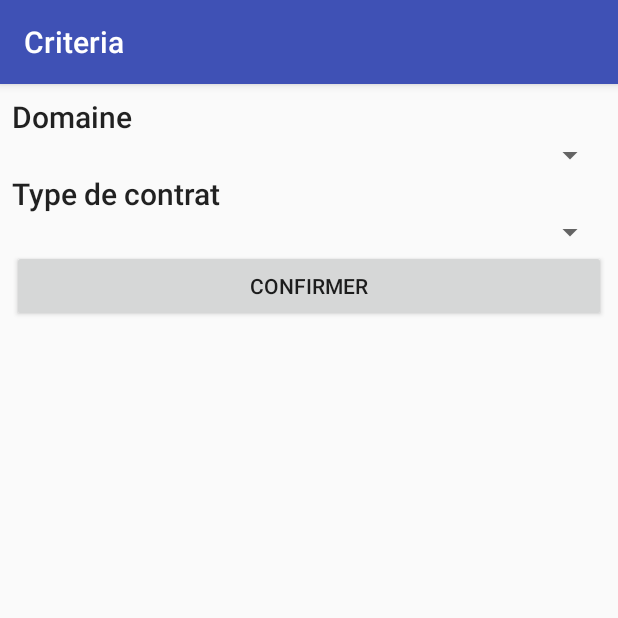
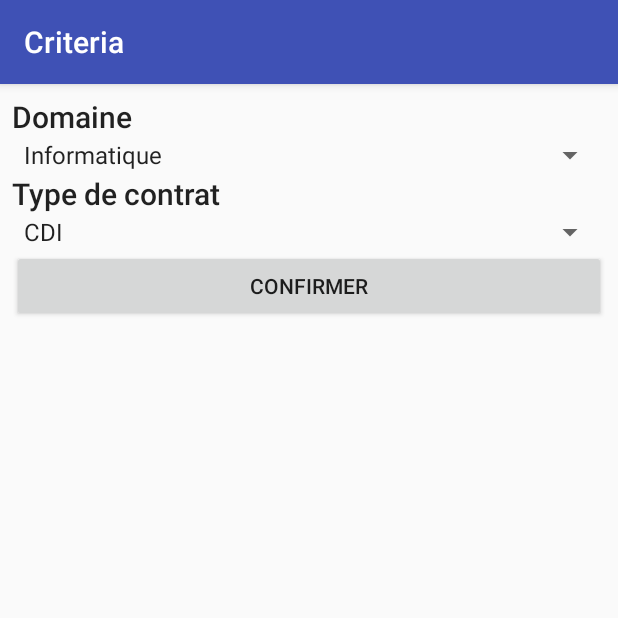
Before and after one commit to florianhirson/JobberMeister, an Android app: the RegisterCriteriaActivity screen opened directly, with no data from a screen before it, on a phone screen of 412 x 824 dp, the top half of it. Run offline under Robolectric (Android 15) with nearby library versions, the phone set to English and light mode, and no system bars.

Commit message:
Dorénavant il est nécessaire de remplir les champs pour continuer

```diff
--- a/app/src/main/java/fr/hirsonf/jobbermeister/RegisterCredentialsActivity.java
+++ b/app/src/main/java/fr/hirsonf/jobbermeister/RegisterCredentialsActivity.java
@@ -1,12 +1,18 @@
 package fr.hirsonf.jobbermeister;
 
 import android.content.Intent;
+import android.support.design.widget.TextInputEditText;
+import android.support.design.widget.TextInputLayout;
 import android.support.v7.app.AppCompatActivity;
 import android.os.Bundle;
 import android.view.View;
 import android.widget.Button;
+import android.widget.EditText;
 
 public class RegisterCredentialsActivity extends AppCompatActivity {
+
+    EditText mail;
+    TextInputEditText password;
 
     @Override
     protected void onCreate(Bundle savedInstanceState) {
@@ -14,12 +20,23 @@ public class RegisterCredentialsActivity extends AppCompatActivity {
         setContentView(R.layout.activity_register_credentials);
 
         Button b = (Button) findViewById(R.id.b_next);
+        mail = (EditText) findViewById(R.id.editTextEmail);
+        password = (TextInputEditText) findViewById(R.id.editTextPassword);
 
         b.setOnClickListener(new View.OnClickListener() {
             @Override
             public void onClick(View v) {
-                Intent homepage = new Intent(RegisterCredentialsActivity.this, RegisterProfileActivity.class);
-                startActivity(homepage);
+                if(mail.getText().toString().trim().equals(""))
+                    mail.setError("Veuillez entrer le mail");
+
+                if(password.getText().toString().trim().equals(""))
+                    password.setError("Veuillez entrer le mdp");
+
+                if(!mail.getText().toString().trim().equals("") && !password.getText().toString().trim().equals("")) {
+                    Intent homepage = new Intent(RegisterCredentialsActivity.this, RegisterProfileActivity.class);
+                    startActivity(homepage);
+                }
+
             }
         });
     }
--- a/app/src/main/java/fr/hirsonf/jobbermeister/RegisterCriteriaActivity.java
+++ b/app/src/main/java/fr/hirsonf/jobbermeister/RegisterCriteriaActivity.java
@@ -4,7 +4,9 @@ import android.content.Intent;
 import android.os.Bundle;
 import android.support.v7.app.AppCompatActivity;
 import android.view.View;
+import android.widget.ArrayAdapter;
 import android.widget.Button;
+import android.widget.Spinner;
 
 /**
  * Created by flohi on 25/10/2017.
@@ -16,6 +18,20 @@ public class RegisterCriteriaActivity extends AppCompatActivity {
     protected void onCreate(Bundle savedInstanceState) {
         super.onCreate(savedInstanceState);
         setContentView(R.layout.activity_register_criteria);
+
+        Spinner spDomain = (Spinner) findViewById(R.id.spinnerDomain);
+        ArrayAdapter<String> spDomainArrayAdapter = new ArrayAdapter<>
+                (this, android.R.layout.simple_spinner_item, getResources().getStringArray(R.array.domains)); //selected item will look like a spinner set from XML
+        spDomainArrayAdapter.setDropDownViewResource(android.R.layout
+                .simple_spinner_dropdown_item);
+        spDomain.setAdapter(spDomainArrayAdapter);
+
+        Spinner spType = (Spinner) findViewById(R.id.spinnerContracts);
+        ArrayAdapter<String> spTypeArrayAdapter = new ArrayAdapter<>
+                (this, android.R.layout.simple_spinner_item, getResources().getStringArray(R.array.contracts)); //selected item will look like a spinner set from XML
+        spTypeArrayAdapter.setDropDownViewResource(android.R.layout
+                .simple_spinner_dropdown_item);
+        spType.setAdapter(spTypeArrayAdapter);
 
         Button b = (Button) findViewById(R.id.b_next);
 
--- a/app/src/main/res/layout/activity_register_credentials.xml
+++ b/app/src/main/res/layout/activity_register_credentials.xml
@@ -30,13 +30,13 @@
         android:textAppearance="@style/TextAppearance.AppCompat.Title"/>
 
     <android.support.design.widget.TextInputLayout
-        android:id="@+id/editTextPassword"
         android:layout_width="match_parent"
         android:layout_height="wrap_content"
         app:passwordToggleEnabled="true"
         >
 
         <android.support.design.widget.TextInputEditText
+            android:id="@+id/editTextPassword"
             android:layout_width="match_parent"
             android:layout_height="wrap_content"
             android:inputType="textPassword"
--- a/app/src/main/res/layout/activity_register_criteria.xml
+++ b/app/src/main/res/layout/activity_register_criteria.xml
@@ -28,7 +28,7 @@
         android:textAppearance="@style/TextAppearance.AppCompat.Title" />
 
     <Spinner
-        android:id="@+id/spinnerTupe"
+        android:id="@+id/spinnerContracts"
         android:layout_width="match_parent"
         android:layout_height="wrap_content"
         android:hint="Choisissez un type de contrat" />
--- a/app/src/main/res/values/strings.xml
+++ b/app/src/main/res/values/strings.xml
@@ -1,3 +1,19 @@
 <resources>
     <string name="app_name">JobberMeister</string>
+
+    <string-array name="domains">
+        <item>Informatique</item>
+        <item>Restauration</item>
+        <item>BTP</item>
+        <item>Vente</item>
+        <item>Finances</item>
+        <item>Droit</item>
+        <item>Santé</item>
+        <item>Social</item>
+    </string-array>
+
+    <string-array name="contracts">
+        <item>CDI</item>
+        <item>CDD</item>
+    </string-array>
 </resources>
```
